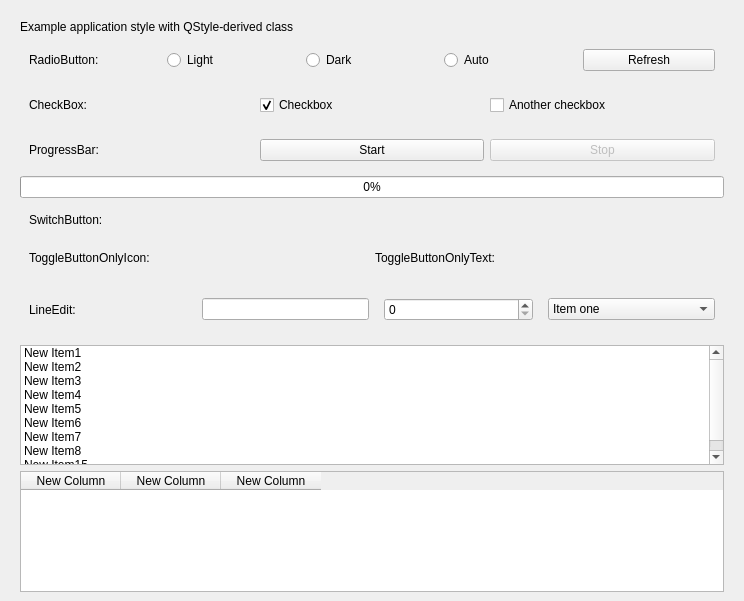
Old version of the form example/MainWindow.ui in the repository AlanusMeminius/VanillaStyle.
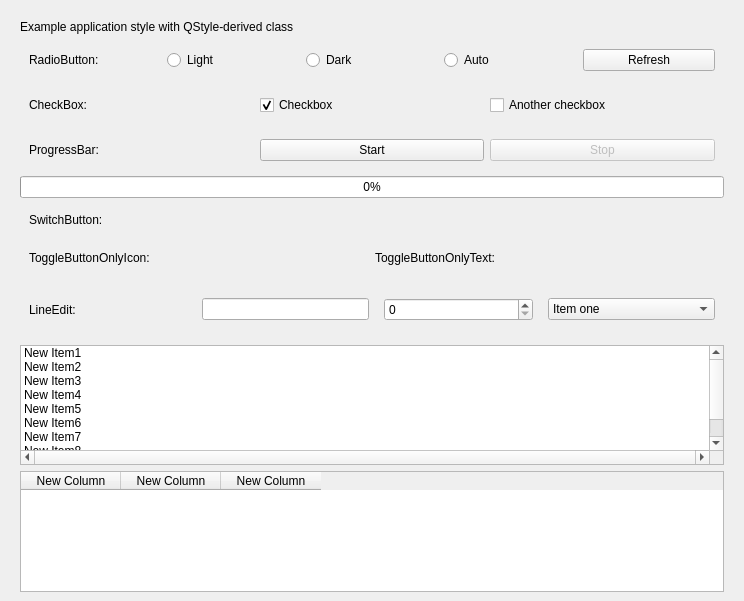
New version of the form. Custom widgets are drawn as their Qt base class.

Commit message: feature: fix scrollBar

Patch:
```diff
--- a/example/MainWindow.ui
+++ b/example/MainWindow.ui
@@ -236,6 +236,12 @@
     </item>
     <item>
      <widget class="QListWidget" name="listWidget">
+      <property name="verticalScrollBarPolicy">
+       <enum>Qt::ScrollBarPolicy::ScrollBarAlwaysOn</enum>
+      </property>
+      <property name="horizontalScrollBarPolicy">
+       <enum>Qt::ScrollBarPolicy::ScrollBarAlwaysOn</enum>
+      </property>
       <item>
        <property name="text">
         <string>New Item1</string>
```
The commit also changes 10 other files.
